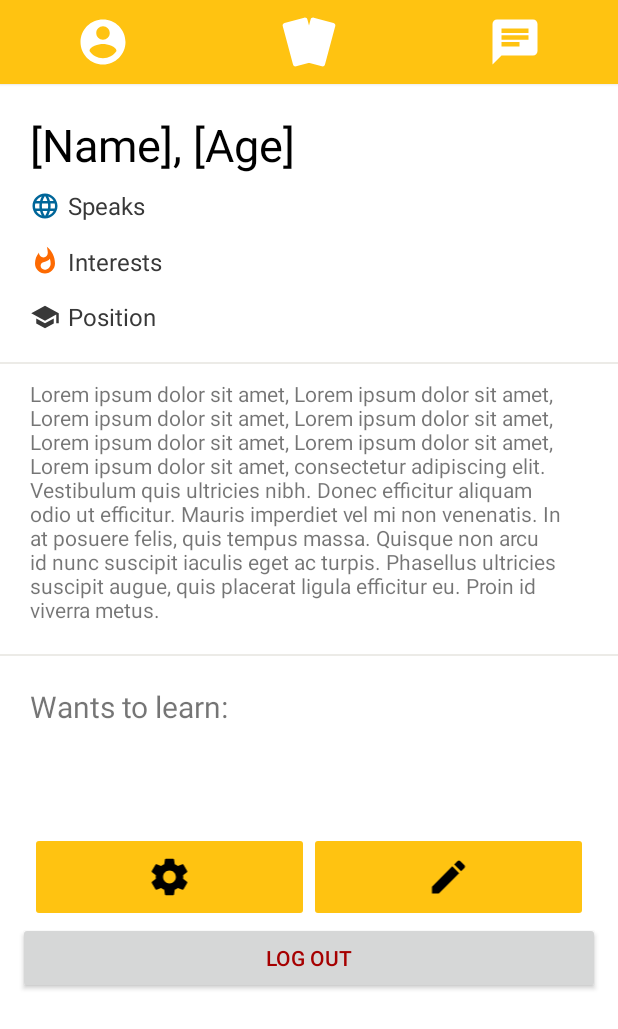
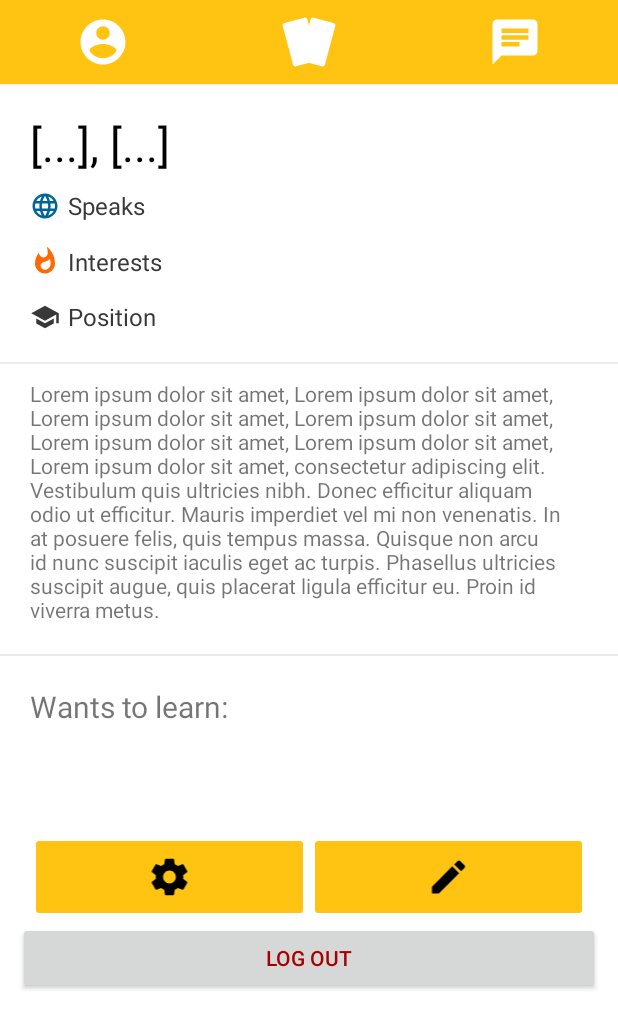
Before and after one commit to MeetAtOslomet/meet-android, an Android app: the fragment FragmentProfile placed in its activity, on a phone screen of 412 x 824 dp. Shown: the top 1029 px of the screen. Run offline under Robolectric (Android 15) with nearby library versions, the phone set to English and light mode, and no system bars; our stand-ins replace Picasso; libraries missing offline, so code that uses them is left out: com.microsoft.appcenter; pictures from the network do not load; 7 statements that could not run were skipped.

Commit message:
changed the text ( name and age ) to placeholder ... :D to show the loading is in progress

```diff
--- a/app/src/main/res/layout/fragment_profile.xml
+++ b/app/src/main/res/layout/fragment_profile.xml
@@ -19,7 +19,7 @@
             android:id="@+id/nameAndAge"
             android:layout_width="0dp"
             android:layout_height="wrap_content"
-            android:text="[Name], [Age]"
+            android:text="[...], [...]"
             app:layout_constraintTop_toTopOf="parent"
             app:layout_constraintLeft_toLeftOf="@id/left_vertical"
             app:layout_constraintRight_toRightOf="@id/right_vertical"
```
